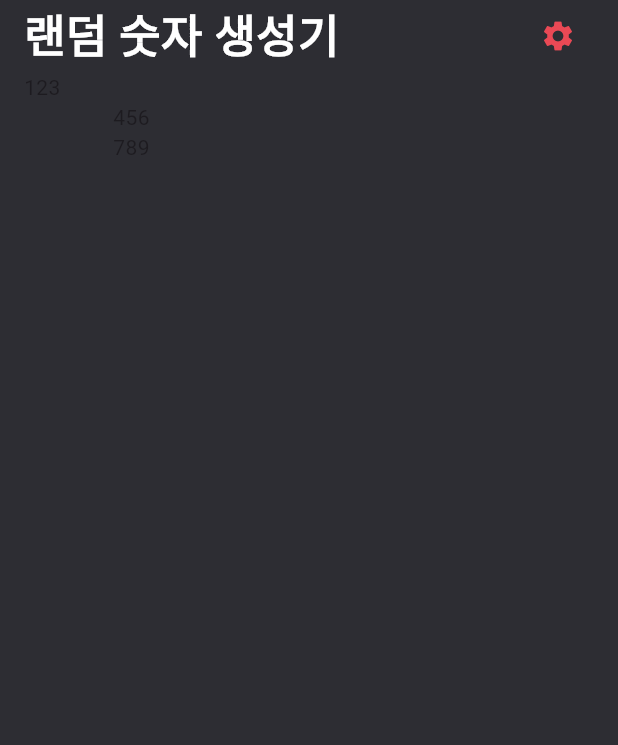
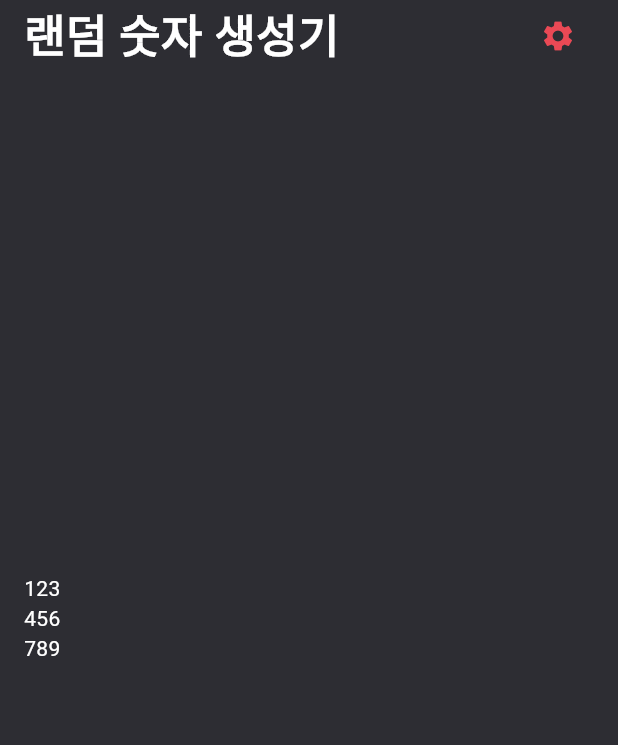
Before and after one commit to kyomin/flutter-random-number-generator, a Flutter app: the screen it shows after launch, on a phone screen of 412 x 824 dp. Shown: the top 745 px of the screen. Run offline on Flutter 3.47's test engine with Material 3 defaults, Android fonts, the phone set to English and light mode, and no system bars.

Commit message:
숫자 영역 리스트 map 함수 이용해 매핑하기

```diff
--- a/lib/screen/home_screen.dart
+++ b/lib/screen/home_screen.dart
@@ -54,11 +54,21 @@ class _Body extends StatelessWidget {
   @override
   Widget build(BuildContext context) {
     return Expanded(
-      child: Text('''123
-                456
-                789
-                '''),
-    );
+        child: Column(
+      mainAxisAlignment: MainAxisAlignment.center,
+      children: [
+        [1, 2, 3],
+        [4, 5, 6],
+        [7, 8, 9]
+      ]
+          .map((numList) => Row(
+                children: numList
+                    .map((number) => Text(number.toString(),
+                        style: TextStyle(color: Colors.white)))
+                    .toList(),
+              ))
+          .toList(),
+    ));
   }
 }
 
```
